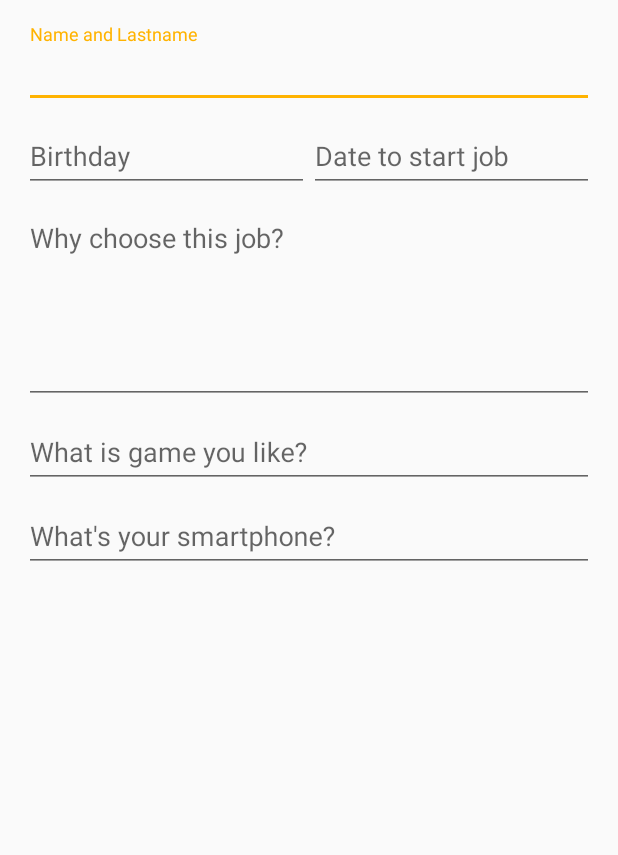
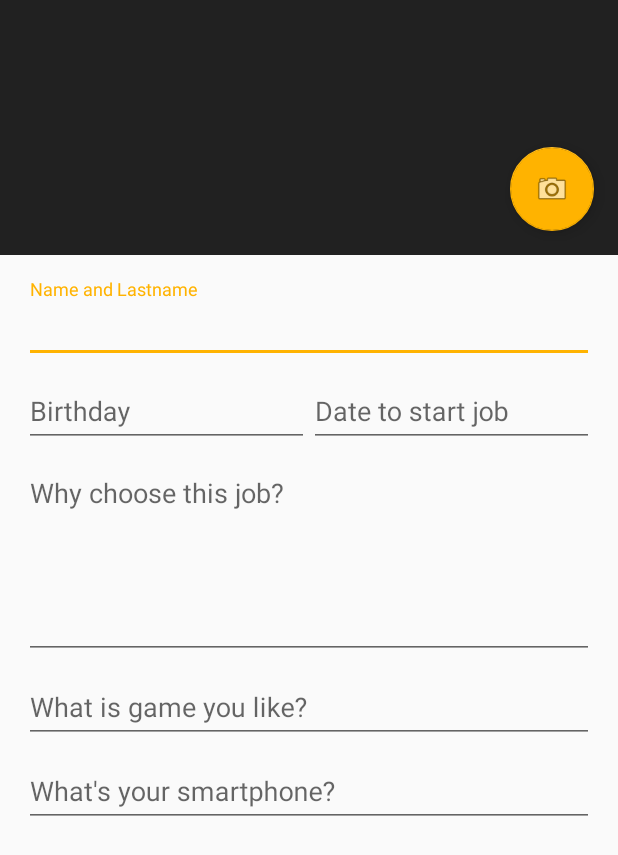
Before and after one commit to naijab/nextzy_timeline, an Android app: the layout content_add_people.xml on its own in the app's theme, with its tools: preview values and no code run, on a phone screen of 412 x 824 dp. Shown: the top 855 px of the screen. Run offline under Robolectric (Android 15) with nearby library versions, the phone set to English and light mode, and no system bars.

Commit message:
Edit content add layout

```diff
--- a/app/src/main/res/layout/content_add_people.xml
+++ b/app/src/main/res/layout/content_add_people.xml
@@ -12,9 +12,30 @@
         android:layout_width="match_parent"
         android:layout_height="wrap_content">
 
+        <RelativeLayout
+            android:layout_width="match_parent"
+            android:layout_height="match_parent">
+
+            <ImageView
+                android:id="@+id/iv_photo"
+                android:layout_width="match_parent"
+                android:layout_height="@dimen/form_photo_height"
+                android:scaleType="centerCrop"
+                android:src="@color/colorGreyDark" />
+
+            <android.support.design.widget.FloatingActionButton
+                android:id="@+id/fab"
+                android:layout_width="wrap_content"
+                android:layout_height="wrap_content"
+                android:layout_alignBottom="@id/iv_photo"
+                android:layout_alignRight="@id/iv_photo"
+                android:layout_margin="@dimen/fab_margin"
+                android:src="@android:drawable/ic_menu_camera" />
+
             <LinearLayout
                 android:layout_width="match_parent"
-            android:layout_height="wrap_content"
+                android:layout_height="match_parent"
+                android:layout_below="@id/iv_photo"
                 android:orientation="vertical"
                 android:padding="@dimen/default_padding_of_screen">
 
@@ -28,8 +49,7 @@
                         android:layout_width="match_parent"
                         android:layout_height="wrap_content"
                         android:inputType="textPersonName"
-                    android:maxLines="1"
-                    android:textColor="@android:color/white" />
+                        android:maxLines="1" />
 
                 </android.support.design.widget.TextInputLayout>
 
@@ -119,7 +139,7 @@
                 </android.support.design.widget.TextInputLayout>
 
             </LinearLayout>
-
+        </RelativeLayout>
     </android.support.v4.widget.NestedScrollView>
 
 </LinearLayout>
```
Also changed, not shown: app/src/main/res/layout/fragment_add_people.xml (+0 -38 lines). Lines whose indentation alone changed are shown as unchanged.
